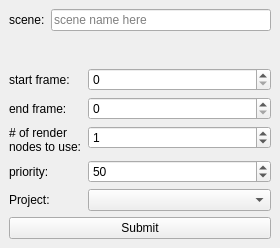
This is Ui_submitter.ui in CogswellProjectHydra/githubHydraRepo as Qt 5 draws it before an edit. The edited form follows.
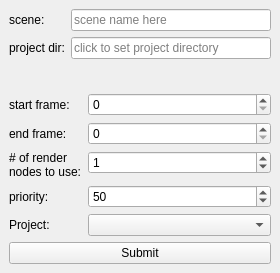
This is the edited form.

What changed in the file:
```diff
--- a/Ui_submitter.ui
+++ b/Ui_submitter.ui
@@ -7,7 +7,7 @@
     <x>0</x>
     <y>0</y>
     <width>280</width>
-    <height>248</height>
+    <height>273</height>
    </rect>
   </property>
   <property name="windowTitle">
@@ -40,6 +40,26 @@
         </property>
        </widget>
       </item>
+      <item row="1" column="0">
+       <widget class="QLabel" name="projectDirLabel">
+        <property name="text">
+         <string>project dir:</string>
+        </property>
+       </widget>
+      </item>
+      <item row="1" column="1">
+       <widget class="QLineEdit" name="projectDirLineEdit">
+        <property name="toolTip">
+         <string>If Submitter failed to locate your project directory automatically, double-click in the text box to set it manually.</string>
+        </property>
+        <property name="readOnly">
+         <bool>true</bool>
+        </property>
+        <property name="placeholderText">
+         <string>click to set project directory</string>
+        </property>
+       </widget>
+      </item>
      </layout>
     </item>
     <item>
```
